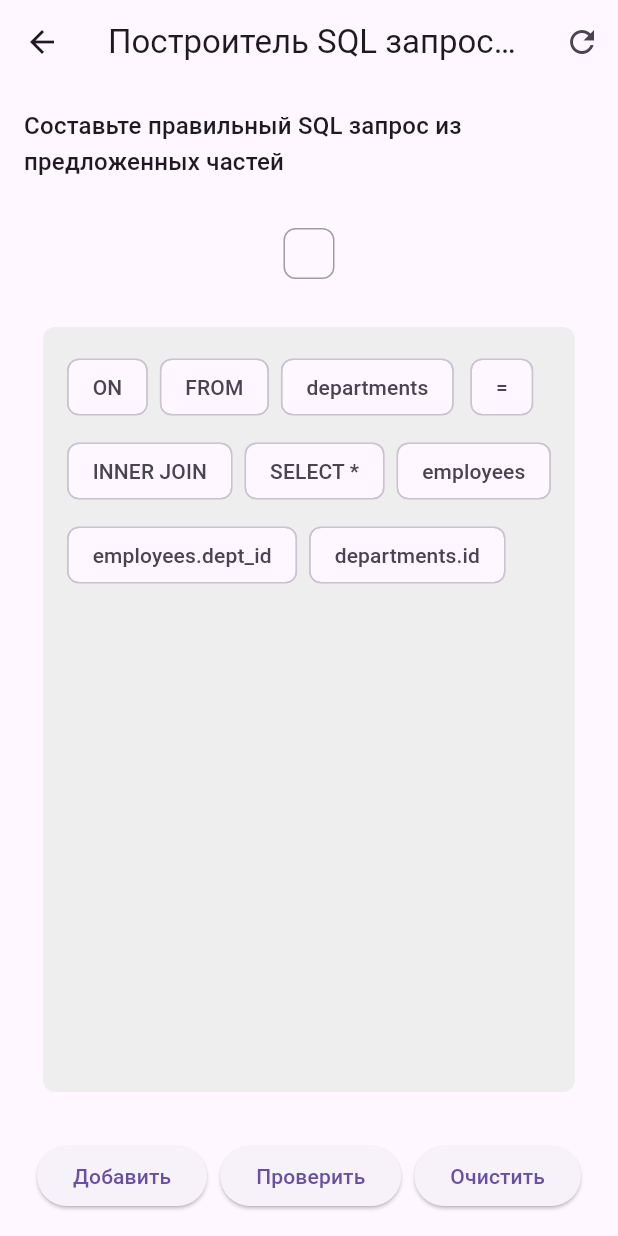
After one commit to evgeniygazetdinov/mind_count_app, a Flutter app: the screen it shows after launch, after a tap on "SQL Query Builder", on a phone screen of 412 x 824 dp. The commit adds this screen. Run offline on Flutter 3.47's test engine with Material 3 defaults, Android fonts, the light colour scheme and no system bars; our stand-ins replace confetti.

Commit message:
add sqls templates

```diff
--- a/lib/screens/home_screen.dart
+++ b/lib/screens/home_screen.dart
@@ -2,6 +2,9 @@ import 'package:flutter/material.dart';
 import 'math_trainer_screen.dart';
 import 'logic_expression_screen.dart';
 import 'game_modes.dart';
+import 'sql_joins_trainer.dart';
+import 'sql_query_builder.dart';
+
 
 class HomeScreen extends StatelessWidget {
   const HomeScreen({super.key});
@@ -78,6 +81,38 @@ class HomeScreen extends StatelessWidget {
               },
               child: const Text('Логические выражения'),
             ),
+            const SizedBox(height: 20),
+            ElevatedButton(
+              style: ElevatedButton.styleFrom(
+                padding: const EdgeInsets.symmetric(horizontal: 40, vertical: 20),
+                textStyle: const TextStyle(fontSize: 20),
+              ),
+              onPressed: () {
+                Navigator.push(
+                  context,
+                  MaterialPageRoute(
+                    builder: (context) => const SqlJoinsTrainerScreen(),
+                  ),
+                );
+              },
+              child: const Text('SQL JOIN Тренажер'),
+            ),
+            const SizedBox(height: 20),
+            ElevatedButton(
+              style: ElevatedButton.styleFrom(
+                padding: const EdgeInsets.symmetric(horizontal: 40, vertical: 20),
+                textStyle: const TextStyle(fontSize: 20),
+              ),
+              onPressed: () {
+                Navigator.push(
+                  context,
+                  MaterialPageRoute(
+                    builder: (context) => const SqlQueryBuilderScreen(),
+                  ),
+                );
+              },
+              child: const Text('SQL Query Builder'),
+            ),
           ],
         ),
       ),
--- /dev/null
+++ b/lib/screens/sql_query_builder.dart
@@ -0,0 +1,209 @@
+import 'package:flutter/material.dart';
+import 'dart:math';
+import 'package:flutter/foundation.dart';
+
+class SqlQueryBuilderScreen extends StatefulWidget {
+  const SqlQueryBuilderScreen({super.key});
+
+  @override
+  State<SqlQueryBuilderScreen> createState() => _SqlQueryBuilderScreenState();
+}
+
+class _SqlQueryBuilderScreenState extends State<SqlQueryBuilderScreen> {
+  final Random _random = Random();
+  List<String> availableTokens = [];
+  List<String> userSolution = [];
+  List<String> correctTokens = [];
+  bool isCorrect = false;
+
+  // Примеры запросов с их частями
+  final List<Map<String, dynamic>> queryTemplates = [
+    {
+      'tokens': [
+        'SELECT *',
+        'FROM',
+        'employees',
+        'INNER JOIN',
+        'departments',
+        'ON',
+        'employees.dept_id',
+        '=',
+        'departments.id'
+      ]
+    },
+    {
+      'tokens': [
+        'SELECT',
+        'name, city',
+        'FROM',
+        'customers',
+        'LEFT JOIN',
+        'orders',
+        'ON',
+        'customers.id',
+        '=',
+        'orders.customer_id'
+      ]
+    },
+    // Добавьте больше шаблонов запросов здесь
+  ];
+
+  @override
+  void initState() {
+    super.initState();
+    generateNewExercise();
+  }
+
+  void generateNewExercise() {
+    final template = queryTemplates[_random.nextInt(queryTemplates.length)];
+    setState(() {
+      correctTokens = List<String>.from(template['tokens']);
+      availableTokens = List<String>.from(template['tokens'])..shuffle(_random);
+      userSolution = [];
+      isCorrect = false;
+    });
+  }
+
+  void checkSolution() {
+    setState(() {
+      isCorrect = listEquals(userSolution, correctTokens);
+    });
+  }
+
+  @override
+  Widget build(BuildContext context) {
+    return Scaffold(
+      appBar: AppBar(
+        title: const Text('Построитель SQL запросов'),
+        actions: [
+          IconButton(
+            icon: const Icon(Icons.refresh),
+            onPressed: generateNewExercise,
+            tooltip: 'Новое упражнение',
+          ),
+        ],
+      ),
+      body: Column(
+        children: [
+          Padding(
+            padding: const EdgeInsets.all(16.0),
+            child: Text(
+              'Составьте правильный SQL запрос из предложенных частей',
+              style: Theme.of(context).textTheme.titleMedium,
+            ),
+          ),
+          // Область для построения запроса
+          Container(
+            margin: const EdgeInsets.all(16.0),
+            padding: const EdgeInsets.all(16.0),
+            decoration: BoxDecoration(
+              border: Border.all(color: Colors.grey),
+              borderRadius: BorderRadius.circular(8.0),
+            ),
+            child: Wrap(
+              spacing: 8.0,
+              runSpacing: 8.0,
+              children: userSolution.map((token) => DragTarget<String>(
+                builder: (context, candidateData, rejectedData) {
+                  return Chip(
+                    label: Text(token),
+                    onDeleted: () {
+                      setState(() {
+                        userSolution.remove(token);
+                        availableTokens.add(token);
+                      });
+                    },
+                  );
+                },
+                onWillAccept: (data) => data != null,
+                onAccept: (data) {
+                  setState(() {
+                    final index = userSolution.indexOf(token);
+                    if (index != -1) {
+                      userSolution[index] = data;
+                      availableTokens.remove(data);
+                      if (!availableTokens.contains(token)) {
+                        availableTokens.add(token);
+                      }
+                    }
+                  });
+                },
+              )).toList(),
+            ),
+          ),
+          // Доступные части запроса
+          Expanded(
+            child: Container(
+              margin: const EdgeInsets.all(16.0),
+              padding: const EdgeInsets.all(16.0),
+              decoration: BoxDecoration(
+                color: Colors.grey[200],
+                borderRadius: BorderRadius.circular(8.0),
+              ),
+              child: Wrap(
+                spacing: 8.0,
+                runSpacing: 8.0,
+                children: availableTokens.map((token) => Draggable<String>(
+                  data: token,
+                  child: Chip(label: Text(token)),
+                  feedback: Material(
+                    child: Chip(label: Text(token)),
+                  ),
+                  childWhenDragging: Opacity(
+                    opacity: 0.5,
+                    child: Chip(label: Text(token)),
+                  ),
+                )).toList(),
+              ),
+            ),
+          ),
+          // Кнопки управления
+          Padding(
+            padding: const EdgeInsets.all(16.0),
+            child: Row(
+              mainAxisAlignment: MainAxisAlignment.spaceEvenly,
+              children: [
+                ElevatedButton(
+                  onPressed: () {
+                    setState(() {
+                      if (availableTokens.isNotEmpty) {
+                        final token = availableTokens.removeAt(0);
+                        userSolution.add(token);
+                      }
+                    });
+                  },
+                  child: const Text('Добавить'),
+                ),
+                ElevatedButton(
+                  onPressed: checkSolution,
+                  child: const Text('Проверить'),
+                ),
+                ElevatedButton(
+                  onPressed: () {
+                    setState(() {
+                      availableTokens.addAll(userSolution);
+                      userSolution.clear();
+                    });
+                  },
+                  child: const Text('Очистить'),
+                ),
+              ],
+            ),
+          ),
+          if (isCorrect)
+            const Padding(
+              padding: EdgeInsets.all(16.0),
+              child: Text(
+                'Правильно! 🎉',
+                style: TextStyle(
+                  color: Colors.green,
+                  fontSize: 20,
+                  fontWeight: FontWeight.bold,
+                ),
+              ),
+            ),
+        ],
+      ),
+    );
+  }
+}
```
Also changed, not shown: lib/screens/sql_joins_trainer.dart (added, +210 -0 lines), 1 other file.
